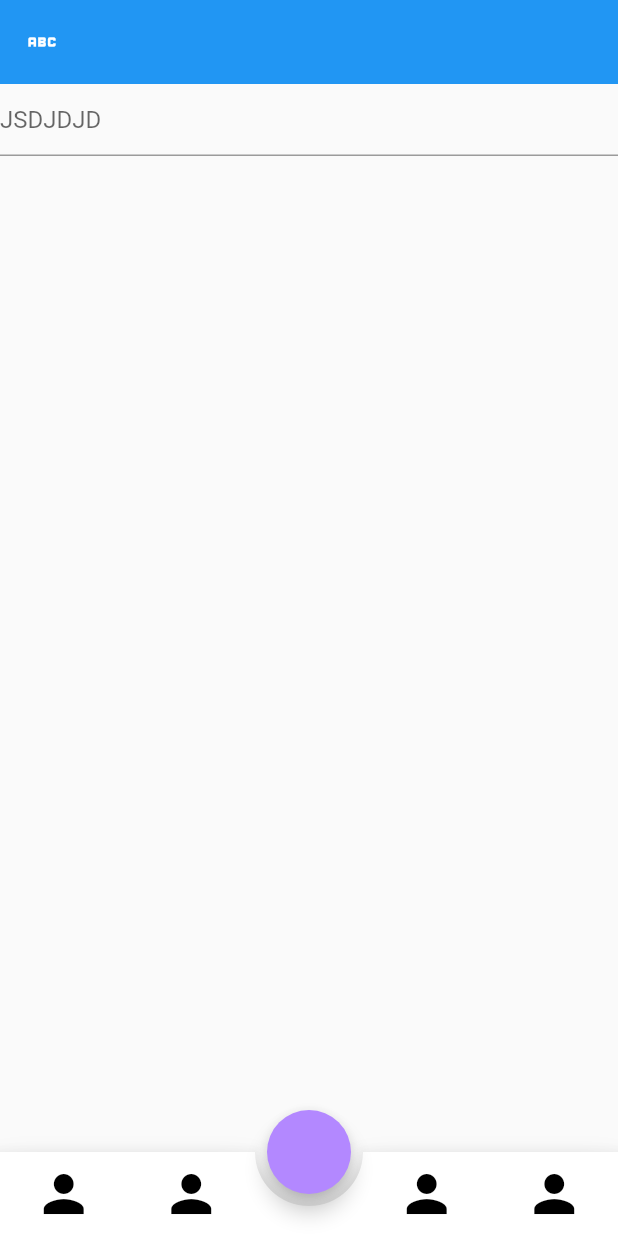
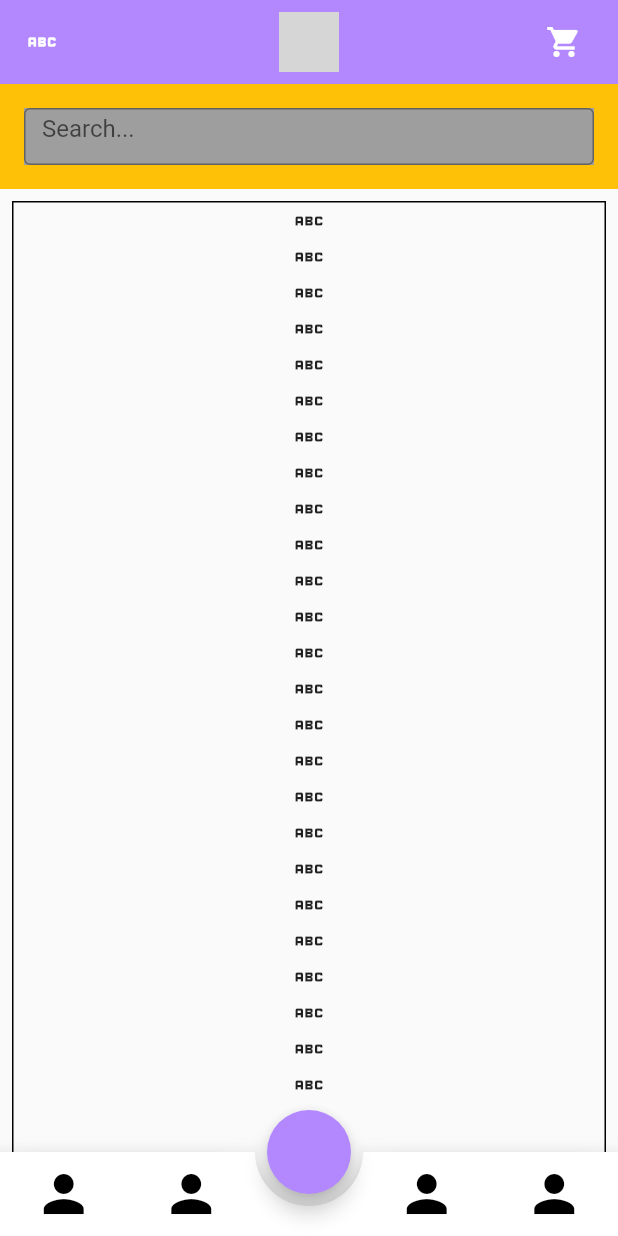
Before and after one commit to RoySujon/shop_bd, a Flutter app: the screen it shows after launch, on a phone screen of 412 x 824 dp. Run offline on Flutter 3.47's test engine with Material 2 defaults, Android fonts, the phone set to English and light mode, and no system bars; drawn by our look-alikes of animated_bottom_navigation_bar; our stand-ins replace google_fonts; network calls fail; grey boxes are pictures that could not be loaded.

```diff
--- a/lib/screen/home.dart
+++ b/lib/screen/home.dart
@@ -1,6 +1,5 @@
 import 'package:flutter/material.dart';
-import 'package:flutter/src/widgets/container.dart';
-import 'package:flutter/src/widgets/framework.dart';
+import 'package:shop_bd/screen/homepage.dart';
 
 class HOME extends StatefulWidget {
   const HOME({super.key});
@@ -10,29 +9,109 @@ class HOME extends StatefulWidget {
 }
 
 class _HOMEState extends State<HOME> {
+  final ScrollController _scrollController = ScrollController();
   @override
   Widget build(BuildContext context) {
     return Scaffold(
       body: SafeArea(
+          child: RefreshIndicator(
+        backgroundColor: Colors.amber,
+        color: Colors.red,
+        onRefresh: () => Navigator.push(
+            context,
+            MaterialPageRoute(
+              builder: (context) => HomePgae(),
+            )),
         child: Stack(
           children: [
             CustomScrollView(
+              physics: BouncingScrollPhysics(
+                  parent: AlwaysScrollableScrollPhysics()),
+              controller: _scrollController,
               slivers: [
                 SliverAppBar(
+                  // toolbarHeight: 100,
+                  // expandedHeight: 100,
+                  title: Image.network('https://nittoponno.shop/logo/logo.png',
+                      color: Colors.white, height: 40),
+                  centerTitle: true,
+                  backgroundColor: Colors.deepPurpleAccent.shade100,
+                  // floating: true,
+                  actions: [
+                    Padding(
+                      padding: const EdgeInsets.only(right: 12.0),
+                      child: IconButton(
+                        onPressed: () {
+                          quantity = quantity + 50;
+                          setState(() {});
+                          // Navigator.push(context,
+                          //     MaterialPageRoute(builder: (_) => CartScreen()));
+                        },
+                        icon: Stack(clipBehavior: Clip.none, children: [
+                          Icon(Icons.shopping_cart),
+                          quantity == 0
+                              ? Text('')
+                              : Positioned(
+                                  top: -4,
+                                  right: -4,
+                                  child: CircleAvatar(
+                                    radius: quantity < 1000 ? 7 : 10,
+                                    backgroundColor: quantity > 10
+                                        ? Colors.green
+                                        : Colors.red,
+                                    child: Text(
+                                      quantity.toString(),
+                                      style: TextStyle(
+                                          fontSize: 8, color: Colors.white),
+                                    ),
+                                  )),
+                        ]),
+                      ),
+                    ),
+                  ],
                   leading: Icon(Icons.abc),
                 ),
                 SliverPersistentHeader(
+                  floating: true,
+                  pinned: true,
                   delegate: SliverDelegate(
+                      child: Container(
+                    color: Colors.amber,
+                    padding: const EdgeInsets.all(16.0),
+                    child: Container(
+                      // margin: EdgeInsets.all(10),
+                      // height: 70,
+                      color: Colors.grey,
                       child: TextField(
-                  decoration: InputDecoration(hintText: 'JSDJDJD'),
+                        decoration: InputDecoration(
+                            hintText: 'Search...',
+                            border: OutlineInputBorder(
+                                borderSide: BorderSide(color: Colors.green))),
+                      ),
+                    ),
                   )),
+                ),
+                SliverToBoxAdapter(
+                  child: Padding(
+                    padding: const EdgeInsets.all(8.0),
+                    child: Container(
+                      decoration: BoxDecoration(border: Border.all(width: 1)),
+                      child: Column(
+                        children:
+                            List.generate(200, (index) => Icon(Icons.abc)),
+                      ),
+                    ),
+                  ),
                 )
               ],
             )
           ],
+        ),
       )),
     );
   }
+
+  int quantity = 0;
 }
 
 class SliverDelegate extends SliverPersistentHeaderDelegate {
--- a/lib/screen/homepage.dart
+++ b/lib/screen/homepage.dart
@@ -41,6 +41,8 @@ class _HomePgaeState extends State<HomePgae> {
     print('abc');
     // print(index);
     return Scaffold(
+      resizeToAvoidBottomInset: false,
+      // persistentFooterButtons: [Text('data')],
       bottomNavigationBar: AnimatedBottomNavigationBar(
         // elevation: ,
         // gapWidth: 100,
```
Lines whose indentation alone changed are shown as unchanged.
